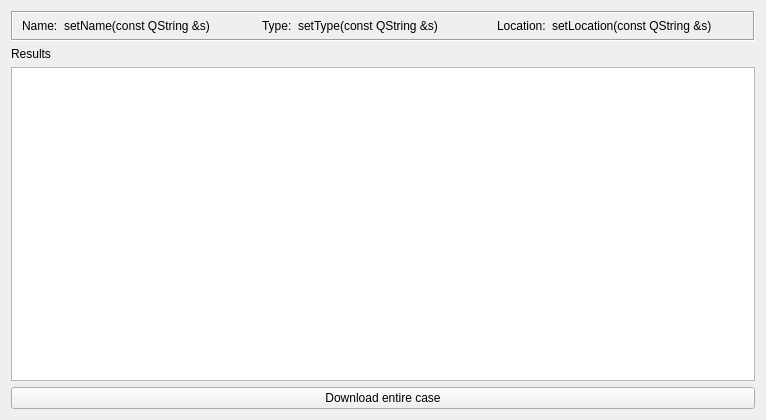
Old version of the form cwe_guiWidgets/cwe_results.ui in the repository NHERI-SimCenter/CWE-Simulation-Tool.
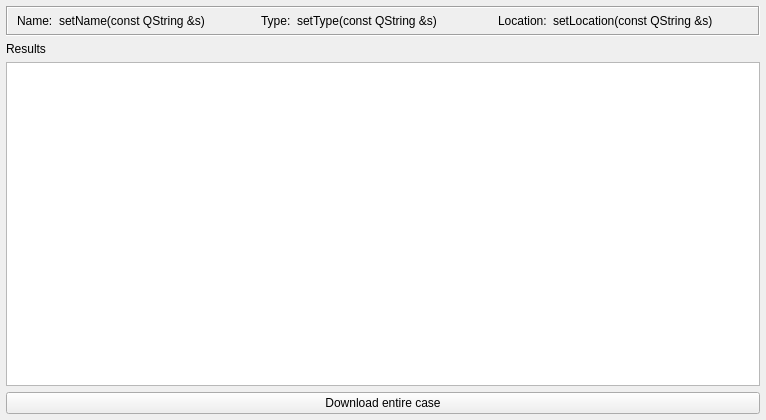
New version of the form.

Commit message: adjusting layouts such that we won't get multiple 12pt margins

What changed in the file:
```diff
--- a/cwe_guiWidgets/cwe_results.ui
+++ b/cwe_guiWidgets/cwe_results.ui
@@ -14,6 +14,18 @@
    <string>Form</string>
   </property>
   <layout class="QVBoxLayout" name="verticalLayout">
+   <property name="leftMargin">
+    <number>6</number>
+   </property>
+   <property name="topMargin">
+    <number>6</number>
+   </property>
+   <property name="rightMargin">
+    <number>6</number>
+   </property>
+   <property name="bottomMargin">
+    <number>6</number>
+   </property>
    <item>
     <widget class="QFrame" name="frame_resultsInfo">
      <property name="frameShape">
```
The commit also changes 2 other files.
